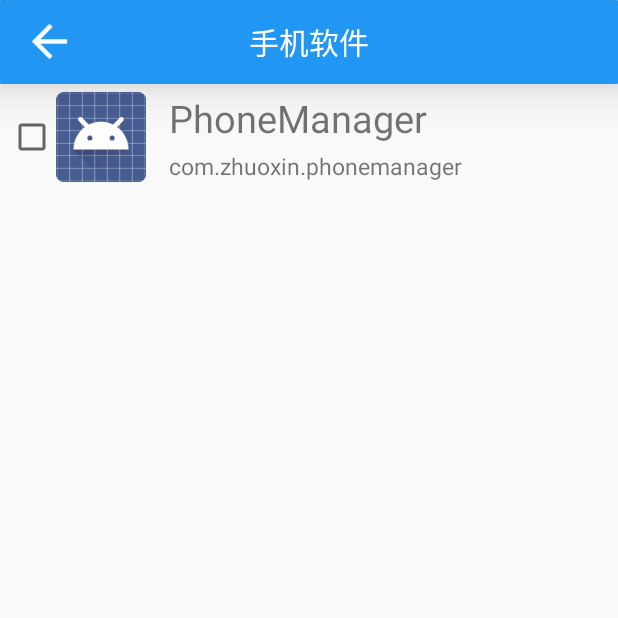
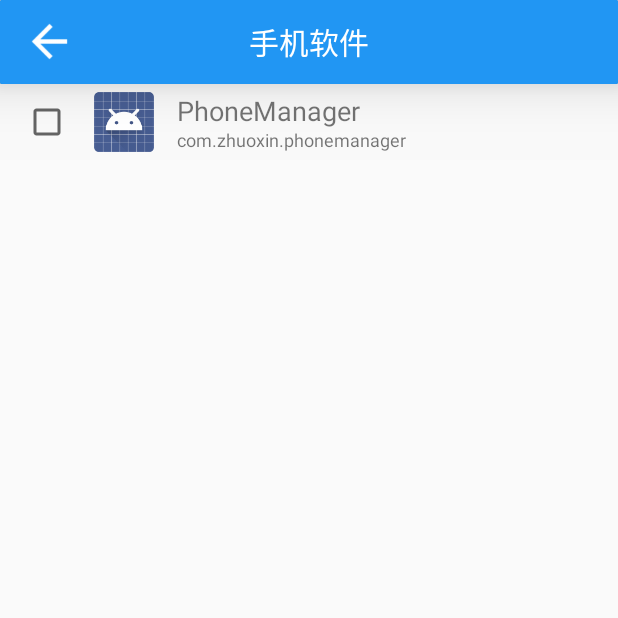
Before and after one commit to lhzheng880828/PhoneManager, an Android app: the SoftwareActivity screen opened directly, with no data from a screen before it, on a phone screen of 412 x 824 dp, the top half of it. Run offline under Robolectric (Android 15) with nearby library versions, the phone set to English and light mode, and no system bars; 3 statements that could not run were skipped.

Commit message:
调整软件信息界面的布局数据

```diff
--- a/app/src/main/res/layout/item_software.xml
+++ b/app/src/main/res/layout/item_software.xml
@@ -2,21 +2,26 @@
 <RelativeLayout xmlns:android="http://schemas.android.com/apk/res/android"
                 android:layout_width="match_parent"
                 android:layout_height="wrap_content"
-                android:padding="5dp"
                 android:background="@drawable/selector_background_gray"
+                android:paddingStart="@dimen/item_margin"
+                android:paddingEnd="@dimen/item_margin"
+                android:paddingTop="5dp"
+                android:paddingBottom="5dp"
     >
 
     <CheckBox
         android:id="@+id/cb_app"
         android:layout_width="wrap_content"
         android:layout_height="wrap_content"
-        android:layout_centerVertical="true"/>
+        android:layout_centerVertical="true"
+        />
 
     <ImageView
         android:id="@+id/iv_appicon"
-        android:layout_width="@dimen/item_height"
-        android:layout_height="@dimen/item_height"
+        android:layout_width="40dp"
+        android:layout_height="40dp"
         android:layout_alignParentTop="true"
+        android:layout_marginStart="@dimen/item_margin"
         android:layout_toEndOf="@+id/cb_app"
         android:src="@mipmap/ic_launcher"/>
 
@@ -34,10 +39,9 @@
             android:layout_marginStart="@dimen/item_margin"
             android:layout_weight="7"
             android:ellipsize="end"
-
             android:maxLines="1"
             android:text="QQ"
-            android:textSize="25dp"/>
+            android:textSize="18sp"/>
 
         <TextView
             android:id="@+id/tv_appversion"
@@ -46,9 +50,10 @@
             android:layout_marginStart="@dimen/item_margin"
             android:layout_weight="3"
             android:ellipsize="end"
+            android:gravity="right"
             android:maxLines="1"
             android:text="6.0.1"
-            android:textSize="18sp"/>
+            android:textSize="12sp"/>
     </LinearLayout>
 
 
@@ -59,9 +64,11 @@
         android:layout_alignBottom="@id/iv_appicon"
         android:layout_marginStart="@dimen/item_margin"
         android:layout_toEndOf="@id/iv_appicon"
+        android:ellipsize="end"
         android:gravity="center"
+        android:maxLines="1"
         android:text="10086"
-        android:textSize="15dp"/>
+        android:textSize="12sp"/>
 
 
 </RelativeLayout>
--- a/app/src/main/res/layout/item_telclass.xml
+++ b/app/src/main/res/layout/item_telclass.xml
@@ -2,7 +2,6 @@
 <RelativeLayout xmlns:android="http://schemas.android.com/apk/res/android"
                 android:layout_width="match_parent"
                 android:layout_height="wrap_content"
-                android:background="@drawable/selector_background_gray"
     >
 
 
--- a/app/src/main/res/layout/item_telnumber.xml
+++ b/app/src/main/res/layout/item_telnumber.xml
@@ -2,7 +2,6 @@
 <RelativeLayout xmlns:android="http://schemas.android.com/apk/res/android"
                 android:layout_width="match_parent"
                 android:layout_height="wrap_content"
-                android:background="@drawable/selector_background_gray"
     >
 
     <TextView
```
